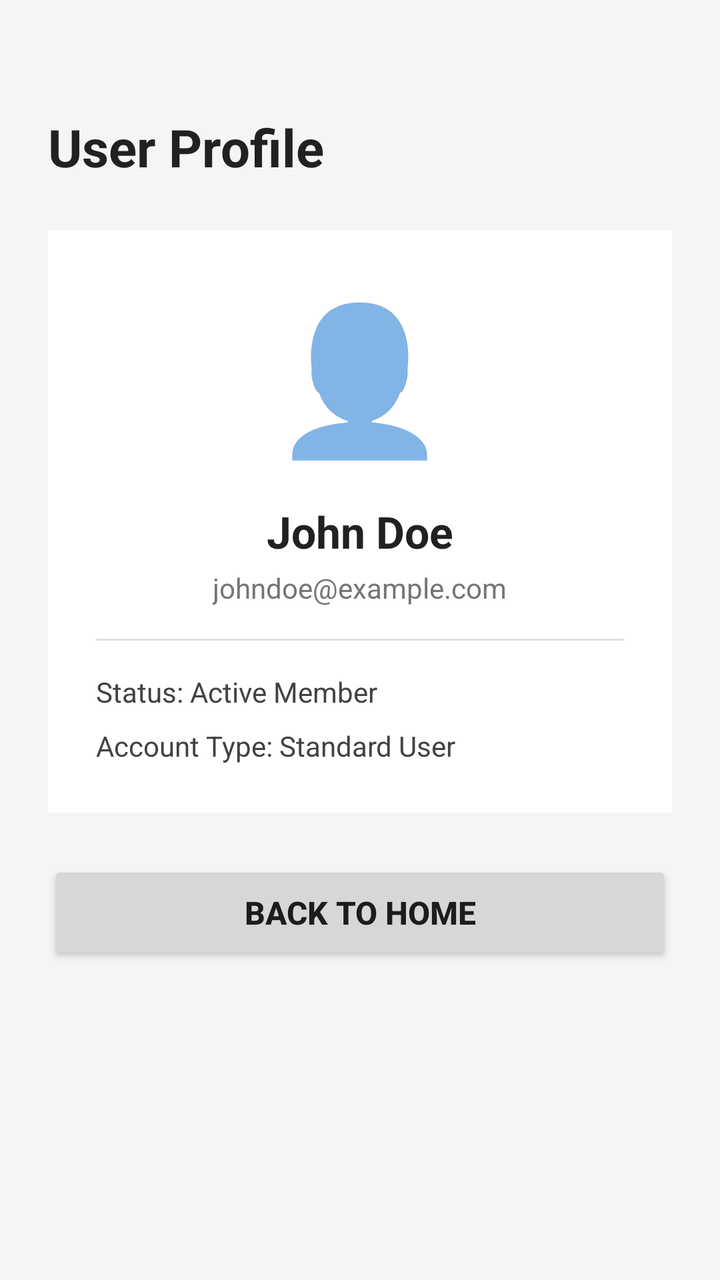
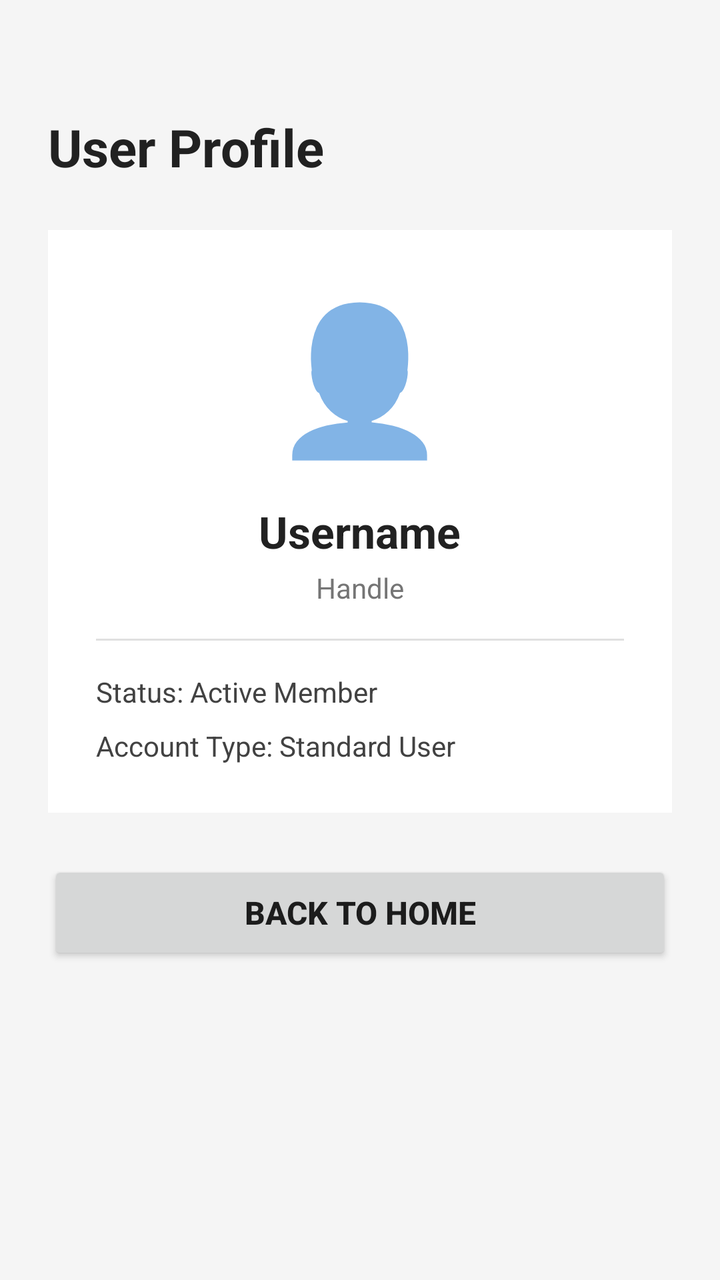

Compare the two renders of this Android layout. The source of the first and the diff that turns it into the second are given below.
<!-- AndroidManifest.xml: application theme Theme.Game -->
<!-- res/layout/activity_profile.xml -->
<?xml version="1.0" encoding="utf-8"?>
<LinearLayout xmlns:android="http://schemas.android.com/apk/res/android"
    android:layout_width="match_parent"
    android:layout_height="match_parent"
    android:orientation="vertical"
    android:padding="24dp"
    android:background="#F5F5F5">

    <TextView
        android:layout_width="wrap_content"
        android:layout_height="wrap_content"
        android:text="User Profile"
        android:textSize="26sp"
        android:textStyle="bold"
        android:textColor="#212121"
        android:layout_marginTop="32dp"
        android:layout_marginBottom="24dp" />

    <LinearLayout
        android:layout_width="match_parent"
        android:layout_height="wrap_content"
        android:orientation="vertical"
        android:gravity="center"
        android:background="#FFFFFF"
        android:padding="24dp"
        android:layout_marginBottom="24dp">

        <TextView
            android:layout_width="wrap_content"
            android:layout_height="wrap_content"
            android:text="👤"
            android:textSize="72sp"
            android:layout_marginBottom="16dp" />

        <TextView
            android:id="@+id/tvProfileName"
            android:layout_width="wrap_content"
            android:layout_height="wrap_content"
            android:text="John Doe"
            android:textSize="22sp"
            android:textStyle="bold"
            android:textColor="#212121"
            android:layout_marginBottom="4dp" />

        <TextView
            android:id="@+id/tvProfileEmail"
            android:layout_width="wrap_content"
            android:layout_height="wrap_content"
            android:text="johndoe@example.com"
            android:textSize="14sp"
            android:textColor="#757575"
            android:layout_marginBottom="16dp" />

        <View
            android:layout_width="match_parent"
            android:layout_height="1dp"
            android:background="#E0E0E0"
            android:layout_marginBottom="16dp" />

        <TextView
            android:layout_width="match_parent"
            android:layout_height="wrap_content"
            android:text="Status: Active Member"
            android:textSize="14sp"
            android:textColor="#424242"
            android:layout_marginBottom="8dp" />

        <TextView
            android:layout_width="match_parent"
            android:layout_height="wrap_content"
            android:text="Account Type: Standard User"
            android:textSize="14sp"
            android:textColor="#424242" />

    </LinearLayout>

    <Button
        android:id="@+id/btnBackToHome"
        android:layout_width="match_parent"
        android:layout_height="52dp"
        android:text="BACK TO HOME"
        android:textSize="16sp"
        android:textStyle="bold" />

</LinearLayout>
<!-- resources referenced by this layout -->
<resources>
  <style name="Theme.Game" parent="android:Theme.Material.Light.NoActionBar" />
</resources>

<!-- the commit's change to res/layout/activity_profile.xml (unified diff, before → after) -->
@@ -36,17 +36,17 @@
             android:id="@+id/tvProfileName"
             android:layout_width="wrap_content"
             android:layout_height="wrap_content"
-            android:text="John Doe"
+            android:text="Username"
             android:textSize="22sp"
             android:textStyle="bold"
             android:textColor="#212121"
             android:layout_marginBottom="4dp" />
 
         <TextView
-            android:id="@+id/tvProfileEmail"
+            android:id="@+id/tvProfileHandle"
             android:layout_width="wrap_content"
             android:layout_height="wrap_content"
-            android:text="johndoe@example.com"
+            android:text="Handle"
             android:textSize="14sp"
             android:textColor="#757575"
             android:layout_marginBottom="16dp" />
